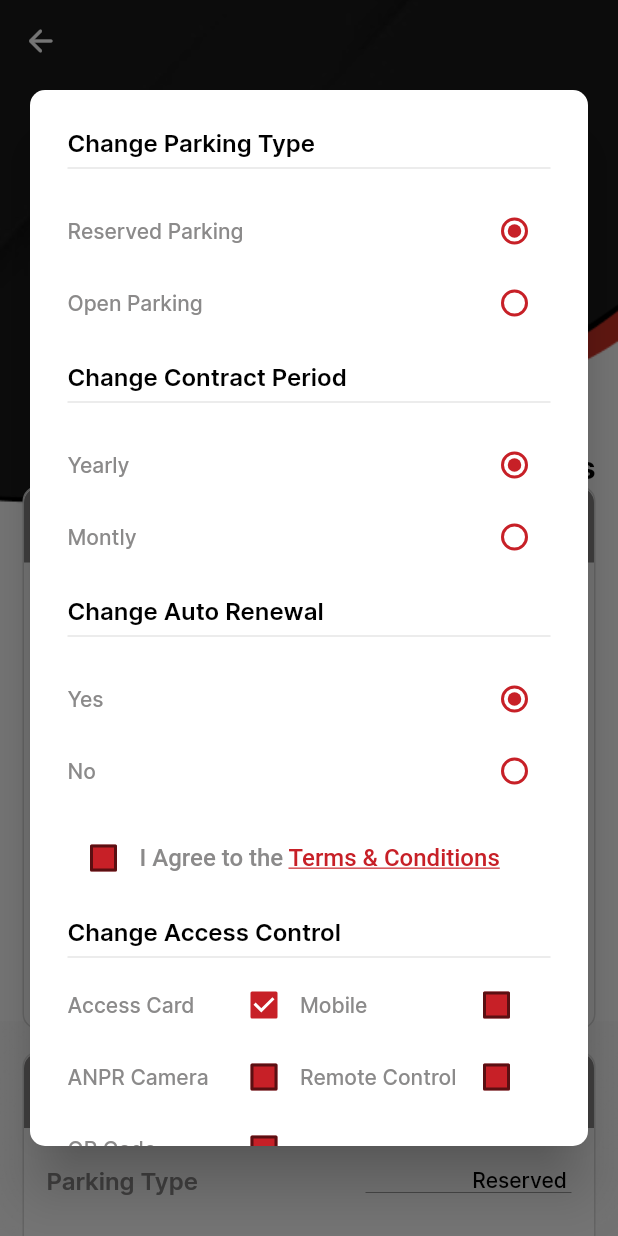
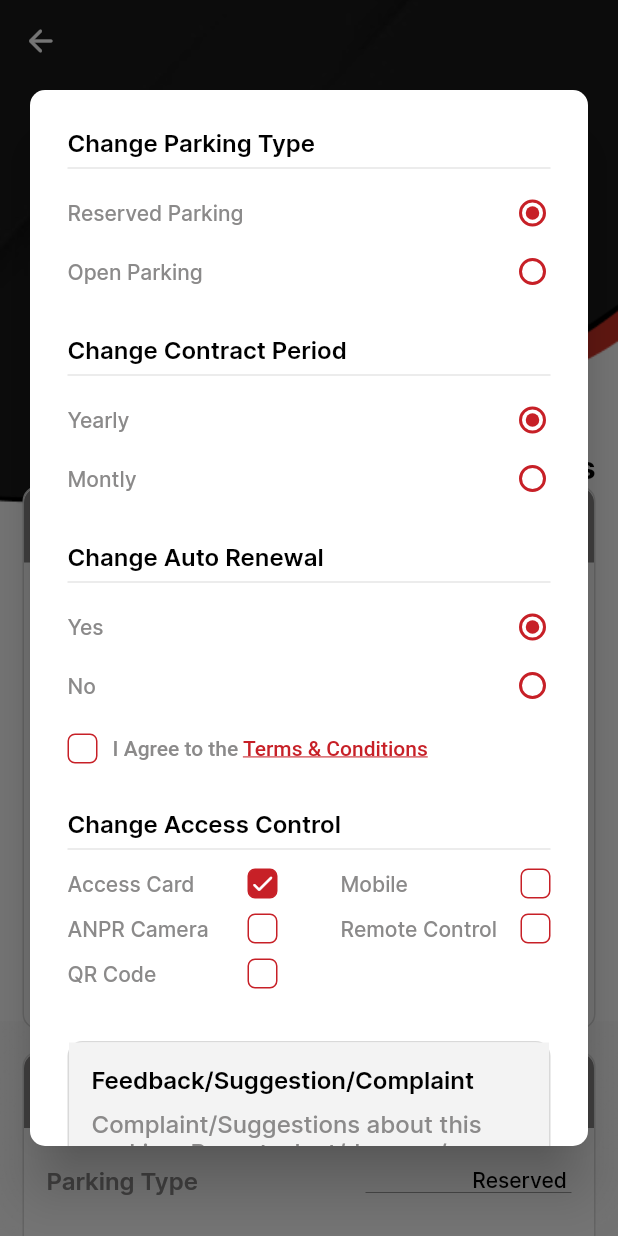
Before and after one commit to devarshkikani/Vehicle-Tracking-App, a Flutter app: the SubscriptionDetailsScreen screen opened directly, after a tap on an icon or button, on a phone screen of 412 x 824 dp. Run offline on Flutter 3.47's test engine with Material 2 defaults, Android fonts, the light colour scheme and no system bars; our stand-ins replace flutter_svg, get.

Commit message:
fix drop down design issue

```diff
--- a/lib/pages/subscribed/subscription_details.dart
+++ b/lib/pages/subscribed/subscription_details.dart
@@ -18,6 +18,13 @@ class SubscriptionDetailsScreen extends StatefulWidget {
 }
 
 class _SubscriptionDetailsScreenState extends State<SubscriptionDetailsScreen> {
+  // TextEditingController parkingTypeController = TextEditingController();
+  // TextEditingController parkingNumberController = TextEditingController();
+  // TextEditingController startingDateController = TextEditingController();
+  // TextEditingController endDateController = TextEditingController();
+  // TextEditingController autoRenewwal = TextEditingController();
+  // TextEditingController accessControlsController = TextEditingController();
+
   List<String> items = ["Camera", "Phone", "Image", "Video"];
   String selectedItem = "Camera";
 
@@ -317,7 +324,6 @@ class _SubscriptionDetailsScreenState extends State<SubscriptionDetailsScreen> {
                       child: Align(
                         alignment: Alignment.centerRight,
                         child: Column(
-                          crossAxisAlignment: CrossAxisAlignment.end,
                           children: [
                             DropdownButton<String>(
                               value: selectedItem,
@@ -371,11 +377,11 @@ class _SubscriptionDetailsScreenState extends State<SubscriptionDetailsScreen> {
             padding: const EdgeInsets.symmetric(horizontal: 25, vertical: 25),
             children: <Widget>[
               parkingType(),
-              height15,
+              customHeight(30),
               changeContractPeriod(),
-              height15,
+              customHeight(30),
               changeAutoRenewal(),
-              height15,
+              customHeight(30),
               const Text(
                 'Change Access Control',
                 style: AppTextStyle.normalSemiBold16,
@@ -384,11 +390,11 @@ class _SubscriptionDetailsScreenState extends State<SubscriptionDetailsScreen> {
                 color: borderGreyColor,
               ),
               changeAccessControl(),
-              height15,
+              customHeight(30),
               feedBack(),
-              height25,
+              customHeight(30),
               bottomButtons(),
-              height15,
+              height10,
             ],
           ),
         );
@@ -410,41 +416,58 @@ class _SubscriptionDetailsScreenState extends State<SubscriptionDetailsScreen> {
         const SizedBox(
           height: 10,
         ),
-        ListTile(
-          contentPadding: EdgeInsets.zero,
-          dense: true,
-          title: Text(
+        Row(
+          mainAxisAlignment: MainAxisAlignment.spaceBetween,
+          children: [
+            Text(
               'Reserved Parking',
               style: AppTextStyle.normalRegular14.copyWith(color: greyColor),
             ),
-          trailing: Obx(() => Radio(
+            Obx(
+              () => Radio(
                 value: true,
                 groupValue: isReserved.value,
+                visualDensity: const VisualDensity(
+                    horizontal: VisualDensity.minimumDensity,
+                    vertical: VisualDensity.minimumDensity),
+                materialTapTargetSize: MaterialTapTargetSize.shrinkWrap,
                 fillColor: MaterialStateProperty.all(appColor),
                 activeColor: appColor,
                 onChanged: (value) {
                   setState(() {
                     isReserved.value = value as bool;
                   });
-              })),
+                },
               ),
-        ListTile(
-          contentPadding: EdgeInsets.zero,
-          dense: true,
-          title: Text(
+            ),
+          ],
+        ),
+        height15,
+        Row(
+          mainAxisAlignment: MainAxisAlignment.spaceBetween,
+          children: [
+            Text(
               'Open Parking',
               style: AppTextStyle.normalRegular14.copyWith(color: greyColor),
             ),
-          trailing: Obx(() => Radio(
+            Obx(
+              () => Radio(
                 value: false,
+                groupValue: isReserved.value,
+                visualDensity: const VisualDensity(
+                    horizontal: VisualDensity.minimumDensity,
+                    vertical: VisualDensity.minimumDensity),
+                materialTapTargetSize: MaterialTapTargetSize.shrinkWrap,
                 fillColor: MaterialStateProperty.all(appColor),
                 activeColor: appColor,
-              groupValue: isReserved.value,
                 onChanged: (value) {
                   setState(() {
                     isReserved.value = value as bool;
                   });
-              })),
+                },
+              ),
+            ),
+          ],
         ),
       ],
     );
@@ -464,41 +487,58 @@ class _SubscriptionDetailsScreenState extends State<SubscriptionDetailsScreen> {
         const SizedBox(
           height: 10,
         ),
-        ListTile(
-          contentPadding: EdgeInsets.zero,
-          dense: true,
-          title: Text(
+        Row(
+          mainAxisAlignment: MainAxisAlignment.spaceBetween,
+          children: [
+            Text(
               'Yearly',
               style: AppTextStyle.normalRegular14.copyWith(color: greyColor),
             ),
-          trailing: Obx(() => Radio(
+            Obx(
+              () => Radio(
                 value: true,
-              fillColor: MaterialStateProperty.all(appColor),
-              activeColor: appColor,
                 groupValue: isYearly.value,
-              onChanged: (value) {
-                setState(() {
-                  isYearly.value = value as bool;
-                });
-              })),
-        ),
-        ListTile(
-          contentPadding: EdgeInsets.zero,
-          dense: true,
-          title: Text(
-            'Montly',
-            style: AppTextStyle.normalRegular14.copyWith(color: greyColor),
-          ),
-          trailing: Obx(() => Radio(
-              value: false,
-              groupValue: isYearly.value,
+                visualDensity: const VisualDensity(
+                    horizontal: VisualDensity.minimumDensity,
+                    vertical: VisualDensity.minimumDensity),
+                materialTapTargetSize: MaterialTapTargetSize.shrinkWrap,
                 fillColor: MaterialStateProperty.all(appColor),
                 activeColor: appColor,
                 onChanged: (value) {
                   setState(() {
                     isYearly.value = value as bool;
                   });
-              })),
+                },
+              ),
+            ),
+          ],
+        ),
+        height15,
+        Row(
+          mainAxisAlignment: MainAxisAlignment.spaceBetween,
+          children: [
+            Text(
+              'Montly',
+              style: AppTextStyle.normalRegular14.copyWith(color: greyColor),
+            ),
+            Obx(
+              () => Radio(
+                value: false,
+                groupValue: isYearly.value,
+                visualDensity: const VisualDensity(
+                    horizontal: VisualDensity.minimumDensity,
+                    vertical: VisualDensity.minimumDensity),
+                materialTapTargetSize: MaterialTapTargetSize.shrinkWrap,
+                fillColor: MaterialStateProperty.all(appColor),
+                activeColor: appColor,
+                onChanged: (value) {
+                  setState(() {
+                    isYearly.value = value as bool;
+                  });
+                },
+              ),
+            ),
+          ],
         ),
       ],
     );
@@ -516,67 +556,107 @@ class _SubscriptionDetailsScreenState extends State<SubscriptionDetailsScreen> {
           color: borderGreyColor,
         ),
         height10,
-        ListTile(
-          contentPadding: EdgeInsets.zero,
-          dense: true,
-          title: Text(
+        Row(
+          mainAxisAlignment: MainAxisAlignment.spaceBetween,
+          children: [
+            Text(
               'Yes',
               style: AppTextStyle.normalRegular14.copyWith(color: greyColor),
             ),
-          trailing: Obx(() => Radio(
+            Obx(
+              () => Radio(
                 value: true,
                 groupValue: isAutoRenewal.value,
+                visualDensity: const VisualDensity(
+                    horizontal: VisualDensity.minimumDensity,
+                    vertical: VisualDensity.minimumDensity),
+                materialTapTargetSize: MaterialTapTargetSize.shrinkWrap,
                 fillColor: MaterialStateProperty.all(appColor),
                 activeColor: appColor,
                 onChanged: (value) {
                   setState(() {
                     isAutoRenewal.value = value as bool;
                   });
-              })),
+                },
               ),
-        ListTile(
-          contentPadding: EdgeInsets.zero,
-          dense: true,
-          title: Text(
+            ),
+          ],
+        ),
+        height15,
+        Row(
+          mainAxisAlignment: MainAxisAlignment.spaceBetween,
+          children: [
+            Text(
               'No',
               style: AppTextStyle.normalRegular14.copyWith(color: greyColor),
             ),
-          trailing: Obx(() => Radio(
+            Obx(
+              () => Radio(
                 value: false,
                 groupValue: isAutoRenewal.value,
+                visualDensity: const VisualDensity(
+                    horizontal: VisualDensity.minimumDensity,
+                    vertical: VisualDensity.minimumDensity),
+                materialTapTargetSize: MaterialTapTargetSize.shrinkWrap,
                 fillColor: MaterialStateProperty.all(appColor),
                 activeColor: appColor,
                 onChanged: (value) {
                   setState(() {
                     isAutoRenewal.value = value as bool;
                   });
-              })),
+                },
               ),
-        height10,
+            ),
+          ],
+        ),
+        height20,
         Row(
           children: [
-            Obx(
-              () => Checkbox(
-                value: isTermAgree.value,
-                fillColor: MaterialStateProperty.all(appColor),
-                activeColor: appColor,
-                onChanged: (bool? value) {
-                  isTermAgree.value = value ?? false;
+            GestureDetector(
+              onTap: () {
+                isTermAgree.value = !isTermAgree.value;
               },
+              child: Obx(
+                () => isTermAgree.value
+                    ? Container(
+                        height: 20,
+                        alignment: Alignment.center,
+                        decoration: BoxDecoration(
+                          color: appColor,
+                          border: Border.all(color: appColor),
+                          borderRadius: BorderRadius.circular(5),
                         ),
+                        child: const Icon(
+                          Icons.check_rounded,
+                          color: whiteColor,
+                          size: 18,
+                        ),
+                      )
+                    : Container(
+                        height: 20,
+                        width: 20,
+                        decoration: BoxDecoration(
+                          border: Border.all(color: appColor),
+                          borderRadius: BorderRadius.circular(5),
+                        ),
+                      ),
+              ),
+            ),
+            const SizedBox(
+              width: 10,
             ),
             RichText(
               text: TextSpan(
                 children: [
                   TextSpan(
                     text: 'I Agree to the ',
-                    style: AppTextStyle.normalRegular16.copyWith(
+                    style: AppTextStyle.normalRegular14.copyWith(
                       color: greyColor,
                     ),
                   ),
                   TextSpan(
                     text: 'Terms & Conditions',
-                    style: AppTextStyle.normalRegular16.copyWith(
+                    style: AppTextStyle.normalRegular14.copyWith(
                       color: appColor,
                       decoration: TextDecoration.underline,
                     ),
@@ -594,26 +674,54 @@ class _SubscriptionDetailsScreenState extends State<SubscriptionDetailsScreen> {
   Widget changeAccessControl() {
     return Wrap(
       runAlignment: WrapAlignment.spaceBetween,
+      alignment: WrapAlignment.spaceBetween,
       children: List.generate(
         changeAccessControlList.length,
         (index) => SizedBox(
-          width: 155,
+          width: 140,
+          child: Padding(
+            padding: const EdgeInsets.symmetric(vertical: 5.0),
             child: Row(
               mainAxisAlignment: MainAxisAlignment.spaceBetween,
               children: [
                 Text(
                   changeAccessControlList[index],
-                style: AppTextStyle.normalRegular14.copyWith(color: greyColor),
+                  style:
+                      AppTextStyle.normalRegular14.copyWith(color: greyColor),
                 ),
-              Obx(() => Checkbox(
-                    value: changeAccessControlSelected.value == index,
-                    fillColor: MaterialStateProperty.all(appColor),
-                    activeColor: appColor,
-                    onChanged: (bool? value) {
+                GestureDetector(
+                  onTap: () {
                     changeAccessControlSelected.value = index;
                   },
-                  )),
+                  child: Obx(
+                    () => changeAccessControlSelected.value == index
+                        ? Container(
+                            height: 20,
+                            width: 20,
+                            alignment: Alignment.center,
+                            decoration: BoxDecoration(
+                              color: appColor,
+                              border: Border.all(color: appColor),
+                              borderRadius: BorderRadius.circular(5),
+                            ),
+                            child: const Icon(
+                              Icons.check_rounded,
+                              color: whiteColor,
+                              size: 18,
+                            ),
+                          )
+                        : Container(
+                            height: 20,
+                            width: 20,
+                            decoration: BoxDecoration(
+                              border: Border.all(color: appColor),
+                              borderRadius: BorderRadius.circular(5),
+                            ),
+                          ),
+                  ),
+                ),
               ],
+            ),
           ),
         ),
       ),
@@ -681,6 +789,8 @@ class _SubscriptionDetailsScreenState extends State<SubscriptionDetailsScreen> {
               child: AppBorderButton(
                 title: 'No, Go Back',
                 radius: 10,
+                fontSize: 16,
+                height: 55,
                 onTap: () {
                   Get.back();
                 },
@@ -691,6 +801,8 @@ class _SubscriptionDetailsScreenState extends State<SubscriptionDetailsScreen> {
               child: AppFillButton(
                 title: 'Save Changes',
                 radius: 10,
+                fontSize: 16,
+                height: 55,
                 onTap: () {
                   submitPopup();
                 },
@@ -702,7 +814,8 @@ class _SubscriptionDetailsScreenState extends State<SubscriptionDetailsScreen> {
         AppBorderButton(
           title: 'Cancel this Parking',
           radius: 10,
-          height: 50,
+          fontSize: 16,
+          height: 55,
           onTap: () {
             cancelPopup();
           },
--- a/lib/widgets/app_button.dart
+++ b/lib/widgets/app_button.dart
@@ -8,6 +8,7 @@ class AppFillButton extends StatelessWidget {
   final String title;
   final Color? buttonColor;
   final double? radius;
+  final double? fontSize;
   final void Function() onTap;
   const AppFillButton(
       {Key? key,
@@ -15,6 +16,7 @@ class AppFillButton extends StatelessWidget {
       this.height,
       this.buttonColor,
       this.radius,
+      this.fontSize,
       required this.title,
       required this.onTap})
       : super(key: key);
@@ -39,8 +41,10 @@ class AppFillButton extends StatelessWidget {
         onPressed: onTap,
         child: Text(
           title,
-          style: const TextStyle(
-              fontSize: 18.0, fontWeight: FontWeight.w600, color: whiteColor),
+          style: TextStyle(
+              fontSize: fontSize ?? 18.0,
+              fontWeight: FontWeight.w600,
+              color: whiteColor),
         ),
       ),
     );
@@ -53,6 +57,7 @@ class AppBorderButton extends StatelessWidget {
   final String title;
   final Color? buttonColor;
   final double? radius;
+  final double? fontSize;
   final void Function() onTap;
   const AppBorderButton(
       {Key? key,
@@ -61,6 +66,7 @@ class AppBorderButton extends StatelessWidget {
       this.buttonColor,
       this.radius,
       required this.title,
+      this.fontSize,
       required this.onTap})
       : super(key: key);
 
@@ -87,7 +93,7 @@ class AppBorderButton extends StatelessWidget {
         child: Text(
           title,
           style: TextStyle(
-              fontSize: 18.0,
+              fontSize: fontSize ?? 18.0,
               fontWeight: FontWeight.w600,
               color: buttonColor ?? appColor),
         ),
```
Lines whose indentation alone changed are shown as unchanged.
